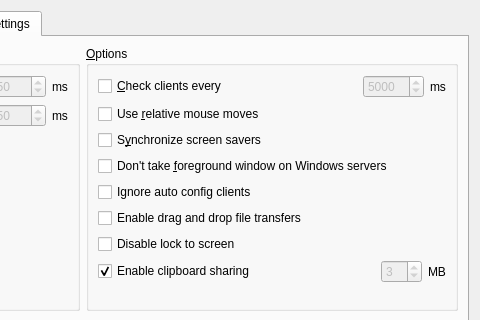
Above: src/gui/src/ServerConfigDialogBase.ui from deskflow/deskflow before the change; both pictures show x 315 to 795 and y 0 to 320 of the 795 by 534 pixel window. Below: the same form after it.
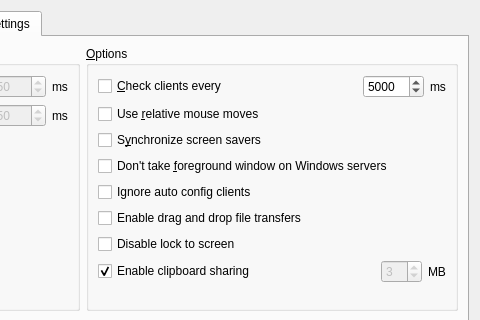
That is the form after the change. Icons and pictures are not drawn. Custom widgets are drawn as their Qt base class.

Commit message: #6344 Enable the clipboard size combobox

What changed in the file:
```diff
--- a/src/gui/src/ServerConfigDialogBase.ui
+++ b/src/gui/src/ServerConfigDialogBase.ui
@@ -530,7 +530,7 @@
             <item>
              <widget class="QSpinBox" name="m_pSpinBoxHeartbeat">
               <property name="enabled">
-               <bool>false</bool>
+               <bool>true</bool>
               </property>
               <property name="minimum">
                <number>1000</number>
```
